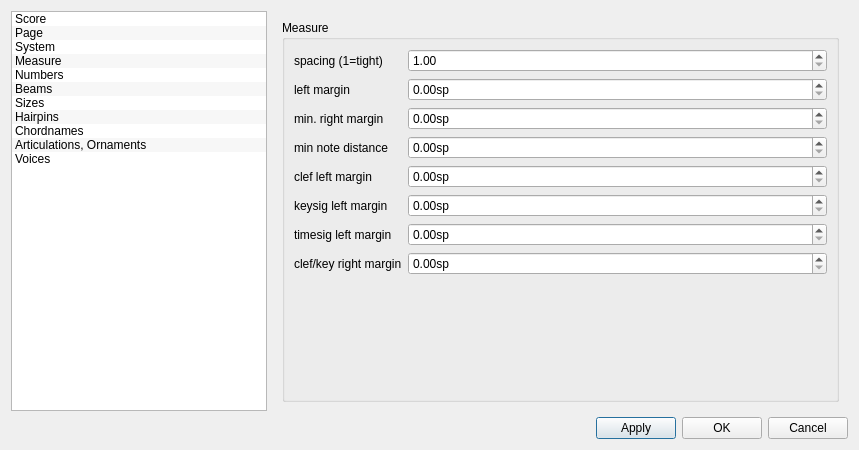
musescore/musescore-old, file mscore/mscore/editstyle.ui: the form before one commit.
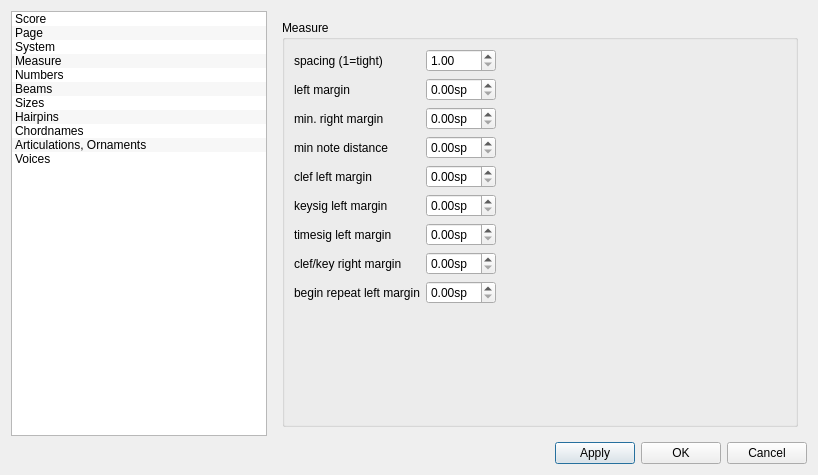
The form after the commit. The open tabs and pages were chosen to show the change.

Commit message: begin repeat bar line left margin

```diff
--- a/mscore/mscore/editstyle.ui
+++ b/mscore/mscore/editstyle.ui
@@ -5,8 +5,8 @@
    <rect>
     <x>0</x>
     <y>0</y>
-    <width>859</width>
-    <height>450</height>
+    <width>818</width>
+    <height>475</height>
    </rect>
   </property>
   <property name="windowTitle" >
@@ -694,14 +694,6 @@
       </layout>
      </widget>
      <widget class="QWidget" name="page3" >
-      <property name="geometry" >
-       <rect>
-        <x>0</x>
-        <y>0</y>
-        <width>579</width>
-        <height>393</height>
-       </rect>
-      </property>
       <layout class="QVBoxLayout" name="verticalLayout_4" >
        <item>
         <widget class="QGroupBox" name="groupBox_3" >
@@ -711,7 +703,12 @@
          <property name="flat" >
           <bool>true</bool>
          </property>
+         <layout class="QGridLayout" name="gridLayout_2" >
+          <item row="0" column="0" >
          <layout class="QFormLayout" name="formLayout_2" >
+            <property name="fieldGrowthPolicy" >
+             <enum>QFormLayout::AllNonFixedFieldsGrow</enum>
+            </property>
           <item row="0" column="0" >
            <widget class="QLabel" name="label_11" >
             <property name="text" >
@@ -872,6 +869,54 @@
             </property>
            </widget>
           </item>
+            <item row="8" column="0" >
+             <widget class="QLabel" name="label_17" >
+              <property name="text" >
+               <string>begin repeat left margin</string>
+              </property>
+             </widget>
+            </item>
+            <item row="8" column="1" >
+             <widget class="QDoubleSpinBox" name="beginRepeatLeftMargin" >
+              <property name="sizePolicy" >
+               <sizepolicy vsizetype="Fixed" hsizetype="Preferred" >
+                <horstretch>0</horstretch>
+                <verstretch>0</verstretch>
+               </sizepolicy>
+              </property>
+              <property name="suffix" >
+               <string>sp</string>
+              </property>
+             </widget>
+            </item>
+           </layout>
+          </item>
+          <item row="0" column="1" >
+           <spacer name="horizontalSpacer" >
+            <property name="orientation" >
+             <enum>Qt::Horizontal</enum>
+            </property>
+            <property name="sizeHint" stdset="0" >
+             <size>
+              <width>242</width>
+              <height>20</height>
+             </size>
+            </property>
+           </spacer>
+          </item>
+          <item row="1" column="0" >
+           <spacer name="verticalSpacer_4" >
+            <property name="orientation" >
+             <enum>Qt::Vertical</enum>
+            </property>
+            <property name="sizeHint" stdset="0" >
+             <size>
+              <width>20</width>
+              <height>34</height>
+             </size>
+            </property>
+           </spacer>
+          </item>
          </layout>
         </widget>
        </item>
```
Left out of the diff: 82 changed lines with no effect on the pictures. Lines whose indentation alone changed are shown as unchanged. The commit also changes 5 other files.
